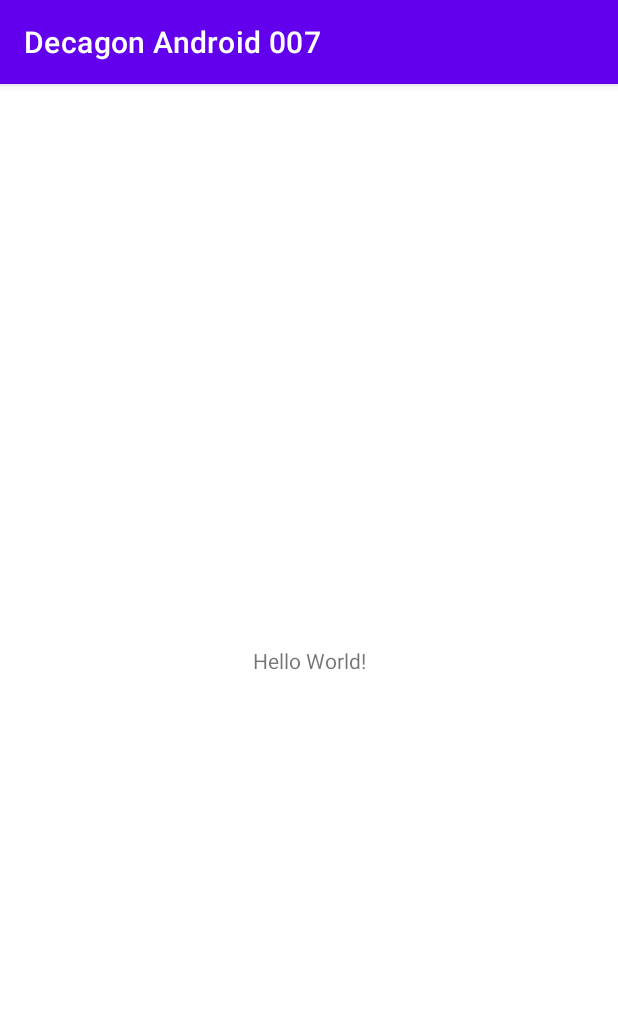
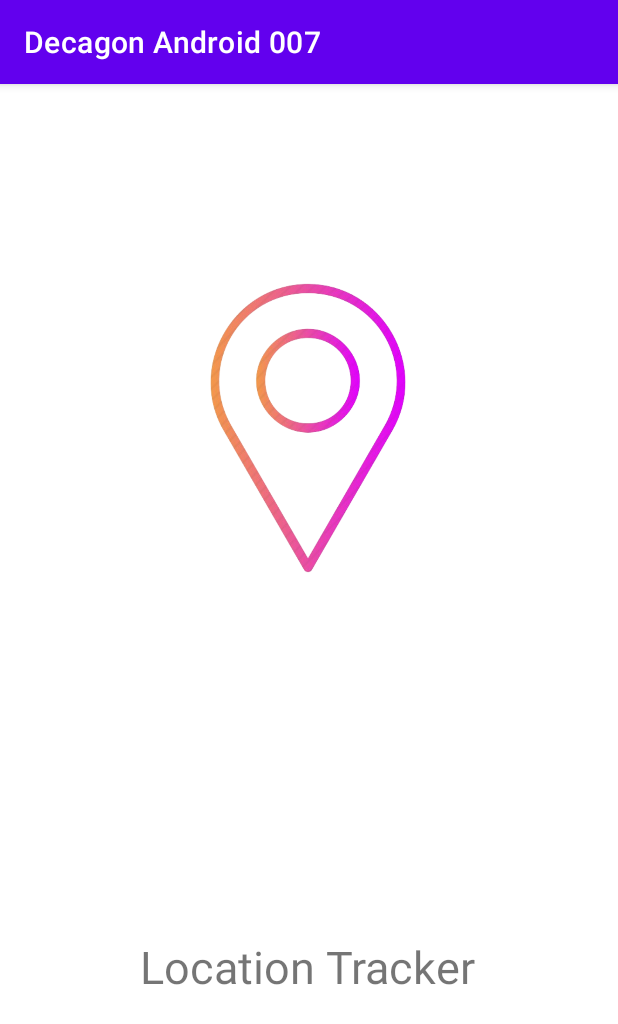
Before and after one commit to Ruthy4/Location-App, an Android app: the first screen one second after launch (MainActivity before the commit, SplashScreenActivity after it), on a phone screen of 412 x 824 dp. Shown: the top 1024 px of the screen. Run offline under Robolectric (Android 15) with nearby library versions, the phone set to English and light mode, and no system bars.

Commit message:
location tracker first commit

```diff
--- a/app/build.gradle
+++ b/app/build.gradle
@@ -1,6 +1,7 @@
 plugins {
     id 'com.android.application'
     id 'kotlin-android'
+    id 'com.google.gms.google-services'
 }
 
 android {
@@ -39,6 +40,10 @@ dependencies {
     implementation 'androidx.appcompat:appcompat:1.2.0'
     implementation 'com.google.android.material:material:1.3.0'
     implementation 'androidx.constraintlayout:constraintlayout:2.0.4'
+    implementation 'com.google.android.gms:play-services-maps:17.0.1'
+    implementation 'com.google.android.gms:play-services-location:18.0.0'
+    implementation 'com.google.firebase:firebase-database:20.0.0'
+    implementation 'com.google.firebase:firebase-database-ktx:20.0.0'
     testImplementation 'junit:junit:4.+'
     androidTestImplementation 'androidx.test.ext:junit:1.1.2'
     androidTestImplementation 'androidx.test.espresso:espresso-core:3.3.0'
--- /dev/null
+++ b/app/src/main/java/com/decagon/android/sq007/LocationModel.kt
@@ -0,0 +1,5 @@
+package com.decagon.android.sq007
+
+data class LocationModel( var latitude: Double? = 0.0, var longitude:Double? = 0.0) {
+
+}
--- a/app/src/main/java/com/decagon/android/sq007/MainActivity.kt
+++ /dev/null
@@ -1,11 +0,0 @@
-package com.decagon.android.sq007
-
-import androidx.appcompat.app.AppCompatActivity
-import android.os.Bundle
-
-class MainActivity : AppCompatActivity() {
-    override fun onCreate(savedInstanceState: Bundle?) {
-        super.onCreate(savedInstanceState)
-        setContentView(R.layout.activity_main)
-    }
-}
--- /dev/null
+++ b/app/src/main/java/com/decagon/android/sq007/SplashScreenActivity.kt
@@ -0,0 +1,24 @@
+package com.decagon.android.sq007
+
+import android.content.Intent
+import android.os.Bundle
+import android.os.Handler
+import androidx.appcompat.app.AppCompatActivity
+
+
+class SplashScreenActivity : AppCompatActivity() {
+    override fun onCreate(savedInstanceState: Bundle?) {
+        super.onCreate(savedInstanceState)
+        setContentView(R.layout.activity_splash_screen)
+
+
+
+        Handler().postDelayed({
+            val intent = Intent(this, MapsActivity::class.java)
+            startActivity(intent)
+            finish()
+        }, 2000)
+
+
+    }
+}
--- a/app/src/main/res/layout/activity_main.xml
+++ /dev/null
@@ -1,18 +0,0 @@
-<?xml version="1.0" encoding="utf-8"?>
-<androidx.constraintlayout.widget.ConstraintLayout xmlns:android="http://schemas.android.com/apk/res/android"
-    xmlns:app="http://schemas.android.com/apk/res-auto"
-    xmlns:tools="http://schemas.android.com/tools"
-    android:layout_width="match_parent"
-    android:layout_height="match_parent"
-    tools:context=".MainActivity">
-
-    <TextView
-        android:layout_width="wrap_content"
-        android:layout_height="wrap_content"
-        android:text="Hello World!"
-        app:layout_constraintBottom_toBottomOf="parent"
-        app:layout_constraintLeft_toLeftOf="parent"
-        app:layout_constraintRight_toRightOf="parent"
-        app:layout_constraintTop_toTopOf="parent" />
-
-</androidx.constraintlayout.widget.ConstraintLayout>
--- /dev/null
+++ b/app/src/main/res/layout/activity_splash_screen.xml
@@ -0,0 +1,35 @@
+<?xml version="1.0" encoding="utf-8"?>
+<androidx.constraintlayout.widget.ConstraintLayout xmlns:android="http://schemas.android.com/apk/res/android"
+    xmlns:app="http://schemas.android.com/apk/res-auto"
+    xmlns:tools="http://schemas.android.com/tools"
+    android:layout_width="match_parent"
+    android:layout_height="match_parent"
+    tools:context=".SplashScreenActivity">
+
+    <ImageView
+        android:id="@+id/textView"
+        android:layout_width="200dp"
+        android:layout_height="200dp"
+        android:src="@drawable/location_icon"
+        app:layout_constraintBottom_toBottomOf="parent"
+        app:layout_constraintHorizontal_bias="0.498"
+        app:layout_constraintLeft_toLeftOf="parent"
+        app:layout_constraintRight_toRightOf="parent"
+        app:layout_constraintTop_toTopOf="parent"
+        app:layout_constraintVertical_bias="0.228" />
+
+
+    <TextView
+        android:layout_width="wrap_content"
+        android:layout_height="wrap_content"
+        android:text="@string/location_tracker"
+        android:textSize="30sp"
+        app:layout_constraintBottom_toBottomOf="parent"
+        app:layout_constraintEnd_toEndOf="parent"
+        app:layout_constraintHorizontal_bias="0.497"
+        app:layout_constraintStart_toStartOf="parent"
+        app:layout_constraintTop_toBottomOf="@+id/textView"
+        app:layout_constraintVertical_bias="0.6" />
+
+
+</androidx.constraintlayout.widget.ConstraintLayout>
--- a/app/src/main/res/values/strings.xml
+++ b/app/src/main/res/values/strings.xml
@@ -1,3 +1,6 @@
 <resources>
     <string name="app_name">Decagon Android 007</string>
+    <string name="title_activity_maps">Map</string>
+    <string name="open_map_activity">Open Map Activity</string>
+    <string name="location_tracker">Location Tracker</string>
 </resources>
--- a/build.gradle
+++ b/build.gradle
@@ -8,6 +8,7 @@ buildscript {
     dependencies {
         classpath "com.android.tools.build:gradle:4.1.3"
         classpath "org.jetbrains.kotlin:kotlin-gradle-plugin:$kotlin_version"
+        classpath 'com.google.gms:google-services:4.3.8'
 
         // NOTE: Do not place your application dependencies here; they belong
         // in the individual module build.gradle files
```
Also changed, not shown: app/src/debug/res/values/google_maps_api.xml (added, +24 -0 lines), app/src/main/AndroidManifest.xml (+13 -1 lines), app/src/main/java/com/decagon/android/sq007/MapViewModel.kt (added, +9 -0 lines), app/src/main/java/com/decagon/android/sq007/MapsActivity.kt (added, +183 -0 lines), app/src/main/res/layout/activity_maps.xml (added, +35 -0 lines), app/src/main/res/drawable/location_icon.jpg (added), 3 other files.
